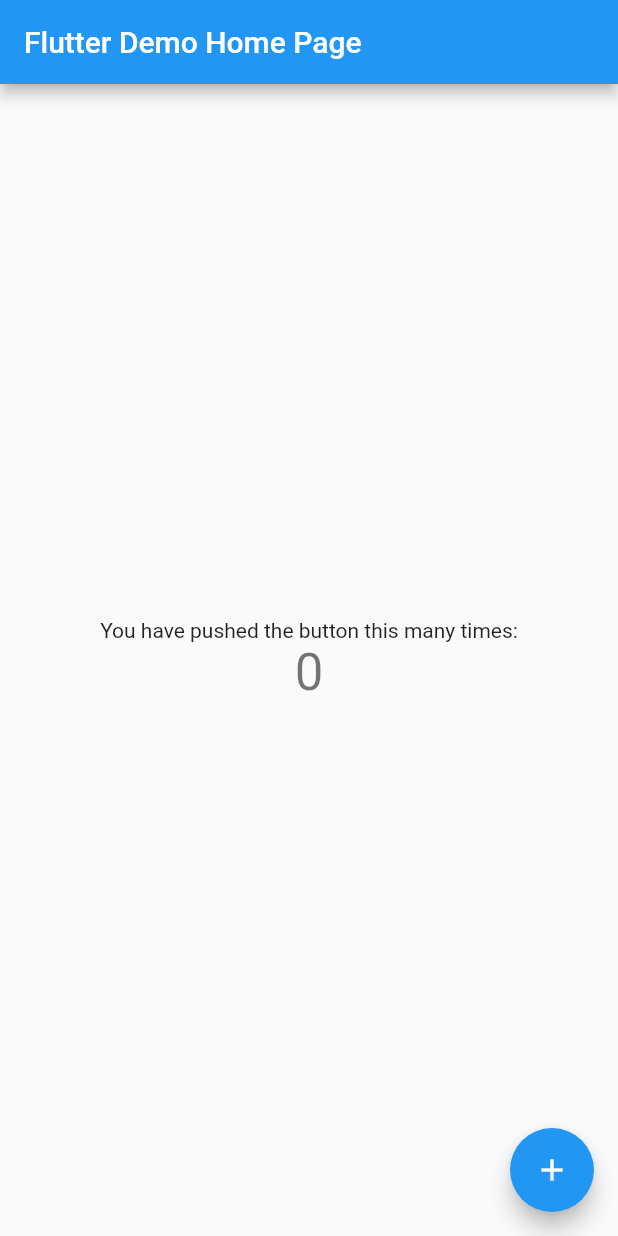
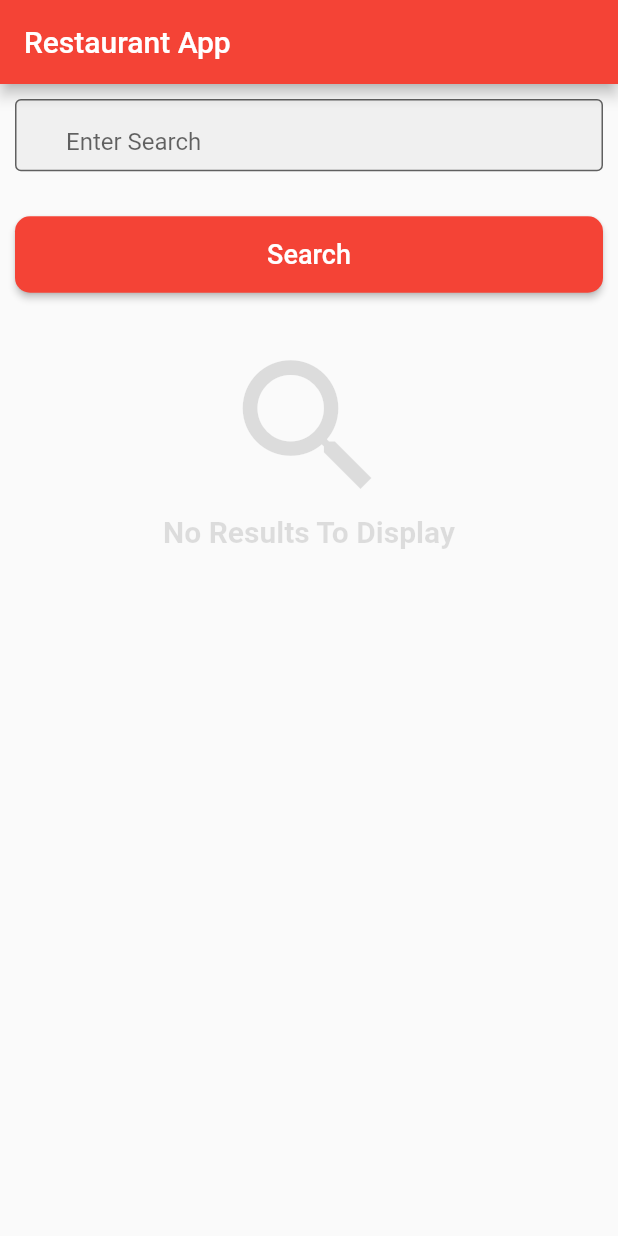
Before and after one commit to parthx9/Restaurant-Search-App, a Flutter app: the screen it shows after launch, on a phone screen of 412 x 824 dp. Run offline on Flutter 3.47's test engine with Material 2 defaults, Android fonts, the phone set to English and light mode, and no system bars; our stand-ins replace dio, flutter_dotenv.

Commit message:
HomePage with search created

```diff
--- /dev/null
+++ b/lib/SearchForm.dart
@@ -0,0 +1,68 @@
+import 'package:flutter/material.dart';
+
+class SearchForm extends StatefulWidget {
+  Function onSearch;
+  SearchForm(this.onSearch);
+  @override
+  _SearchFormState createState() => _SearchFormState();
+}
+
+class _SearchFormState extends State<SearchForm> {
+  final _formkey = GlobalKey<FormState>();
+  var _searchterm;
+  @override
+  Widget build(BuildContext context) {
+    return Form(
+        key: _formkey,
+        autovalidateMode: AutovalidateMode.onUserInteraction,
+        child: Column(
+          children: [
+            Padding(
+                padding: EdgeInsets.all(10),
+                child: TextFormField(
+                  decoration: InputDecoration(
+                    contentPadding: EdgeInsets.all(10),
+                    prefix: Icon(Icons.search),
+                    hintText: 'Enter Search',
+                    border: OutlineInputBorder(),
+                    filled: true,
+                    errorStyle: TextStyle(fontSize: 16),
+                  ),
+                  onChanged: (value) {
+                    _searchterm = value;
+                  },
+                  validator: (value) {
+                    if (value.isEmpty) {
+                      return 'Please Enter A Search Term';
+                    }
+                    return null;
+                  },
+                )),
+            SizedBox(
+              height: 10,
+            ),
+            SizedBox(
+                width: double.infinity,
+                child: Padding(
+                    padding: EdgeInsets.all(10),
+                    child: MaterialButton(
+                        shape: RoundedRectangleBorder(
+                            borderRadius: BorderRadius.circular(10)),
+                        color: Colors.red,
+                        onPressed: () {
+                          final isValid = _formkey.currentState.validate();
+                          if (isValid) {
+                            widget.onSearch(_searchterm);
+                          }
+                        },
+                        child: Padding(
+                          padding: EdgeInsets.all(15),
+                          child: Text(
+                            'Search',
+                            style: TextStyle(color: Colors.white, fontSize: 18),
+                          ),
+                        ))))
+          ],
+        ));
+  }
+}
--- a/lib/main.dart
+++ b/lib/main.dart
@@ -1,117 +1,100 @@
 import 'package:flutter/material.dart';
+import 'package:flutter_dotenv/flutter_dotenv.dart';
+import 'package:dio/dio.dart';
 
-void main() {
-  runApp(MyApp());
+import 'SearchForm.dart';
+
+void main() async {
+  await DotEnv().load('.env');
+  runApp(RestaurantSearchApp());
 }
 
-class MyApp extends StatelessWidget {
-  // This widget is the root of your application.
+class RestaurantSearchApp extends StatelessWidget {
   @override
   Widget build(BuildContext context) {
     return MaterialApp(
       title: 'Flutter Demo',
       theme: ThemeData(
-        // This is the theme of your application.
-        //
-        // Try running your application with "flutter run". You'll see the
-        // application has a blue toolbar. Then, without quitting the app, try
-        // changing the primarySwatch below to Colors.green and then invoke
-        // "hot reload" (press "r" in the console where you ran "flutter run",
-        // or simply save your changes to "hot reload" in a Flutter IDE).
-        // Notice that the counter didn't reset back to zero; the application
-        // is not restarted.
-        primarySwatch: Colors.blue,
-        // This makes the visual density adapt to the platform that you run
-        // the app on. For desktop platforms, the controls will be smaller and
-        // closer together (more dense) than on mobile platforms.
-        visualDensity: VisualDensity.adaptivePlatformDensity,
-      ),
-      home: MyHomePage(title: 'Flutter Demo Home Page'),
+          primarySwatch: Colors.blue,
+          visualDensity: VisualDensity.adaptivePlatformDensity),
+      debugShowCheckedModeBanner: false,
+      home: SearchPage(title: 'Restaurant App'),
     );
   }
 }
 
-class MyHomePage extends StatefulWidget {
-  MyHomePage({Key key, this.title}) : super(key: key);
+class SearchPage extends StatefulWidget {
+  SearchPage({Key key, this.title}) : super(key: key);
 
-  // This widget is the home page of your application. It is stateful, meaning
-  // that it has a State object (defined below) that contains fields that affect
-  // how it looks.
-
-  // This class is the configuration for the state. It holds the values (in this
-  // case the title) provided by the parent (in this case the App widget) and
-  // used by the build method of the State. Fields in a Widget subclass are
-  // always marked "final".
-
+  final dio = Dio(BaseOptions(
+      baseUrl: 'https://developers.zomato.com/api/v2.1/search',
+      headers: {'user-key': DotEnv().env['API_KEY']}));
   final String title;
 
   @override
-  _MyHomePageState createState() => _MyHomePageState();
+  _SearchPageState createState() => _SearchPageState();
 }
 
-class _MyHomePageState extends State<MyHomePage> {
-  int _counter = 0;
+class _SearchPageState extends State<SearchPage> {
+  List _restaurants;
 
-  void _incrementCounter() {
+  void restaurantsearch(String query) async {
+    final response = await widget.dio.get('', queryParameters: {
+      'q': query,
+    });
     setState(() {
-      // This call to setState tells the Flutter framework that something has
-      // changed in this State, which causes it to rerun the build method below
-      // so that the display can reflect the updated values. If we changed
-      // _counter without calling setState(), then the build method would not be
-      // called again, and so nothing would appear to happen.
-      _counter++;
+      _restaurants = response.data['restaurants'];
     });
   }
 
   @override
   Widget build(BuildContext context) {
-    // This method is rerun every time setState is called, for instance as done
-    // by the _incrementCounter method above.
-    //
-    // The Flutter framework has been optimized to make rerunning build methods
-    // fast, so that you can just rebuild anything that needs updating rather
-    // than having to individually change instances of widgets.
     return Scaffold(
       appBar: AppBar(
-        // Here we take the value from the MyHomePage object that was created by
-        // the App.build method, and use it to set our appbar title.
         title: Text(widget.title),
+        backgroundColor: Colors.red,
       ),
       body: Center(
-        // Center is a layout widget. It takes a single child and positions it
-        // in the middle of the parent.
         child: Column(
-          // Column is also a layout widget. It takes a list of children and
-          // arranges them vertically. By default, it sizes itself to fit its
-          // children horizontally, and tries to be as tall as its parent.
-          //
-          // Invoke "debug painting" (press "p" in the console, choose the
-          // "Toggle Debug Paint" action from the Flutter Inspector in Android
-          // Studio, or the "Toggle Debug Paint" command in Visual Studio Code)
-          // to see the wireframe for each widget.
-          //
-          // Column has various properties to control how it sizes itself and
-          // how it positions its children. Here we use mainAxisAlignment to
-          // center the children vertically; the main axis here is the vertical
-          // axis because Columns are vertical (the cross axis would be
-          // horizontal).
-          mainAxisAlignment: MainAxisAlignment.center,
+          mainAxisAlignment: MainAxisAlignment.start,
           children: <Widget>[
-            Text(
-              'You have pushed the button this many times:',
+            SearchForm(restaurantsearch),
+            SizedBox(
+              height: 20,
             ),
-            Text(
-              '$_counter',
-              style: Theme.of(context).textTheme.headline4,
-            ),
+            _restaurants == null
+                ? Column(
+                    mainAxisAlignment: MainAxisAlignment.center,
+                    children: [
+                      Icon(
+                        Icons.search,
+                        size: 118,
+                        color: Colors.black12,
+                      ),
+                      Text(
+                        'No Results To Display',
+                        style: TextStyle(
+                            fontWeight: FontWeight.bold,
+                            fontSize: 20,
+                            color: Colors.black12),
+                      )
+                    ],
+                  )
+                : Expanded(
+                    child: ListView(
+                        children: _restaurants
+                            .map((restaurant) => ListTile(
+                                  title: Text(restaurant['restaurant']['name']),
+                                  subtitle: Text(restaurant['restaurant']
+                                      ['location']['address']),
+                                  trailing: Text(
+                                      '${restaurant['restaurant']['user_rating']['aggregate_rating']} stars, '
+                                      '${restaurant['restaurant']['all_reviews_count']}'),
+                                ))
+                            .toList()))
           ],
         ),
       ),
-      floatingActionButton: FloatingActionButton(
-        onPressed: _incrementCounter,
-        tooltip: 'Increment',
-        child: Icon(Icons.add),
-      ), // This trailing comma makes auto-formatting nicer for build methods.
     );
   }
 }
```
Also changed, not shown: pubspec.yaml (+5 -3 lines), pubspec.lock, 2 other files.
